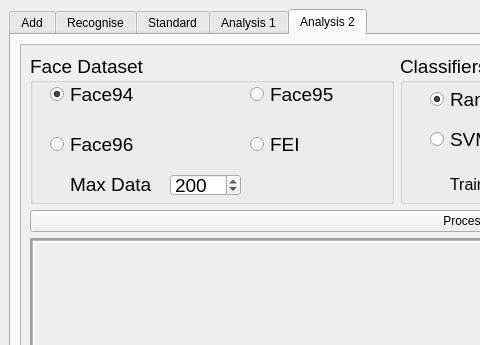
suvamjyoti/LBPH-vs-LMDeP, file ui_main2.ui: the form before one commit; both pictures show x 0 to 480 and y 0 to 345 of the 944 by 602 pixel window.
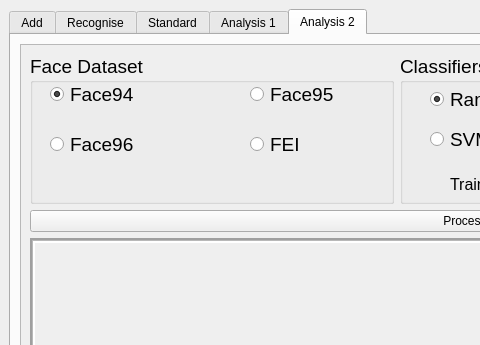
The form after the commit.

Patch:
```diff
--- a/ui_main2.ui
+++ b/ui_main2.ui
@@ -2069,7 +2069,7 @@
            <property name="geometry">
             <rect>
              <x>0</x>
-             <y>-493</y>
+             <y>0</y>
              <width>883</width>
              <height>1011</height>
             </rect>
@@ -2174,38 +2174,6 @@
                   <string>Face96</string>
                  </property>
                 </widget>
-                <widget class="QSpinBox" name="an2_maxdata_spinbox">
-                 <property name="geometry">
-                  <rect>
-                   <x>140</x>
-                   <y>120</y>
-                   <width>71</width>
-                   <height>22</height>
-                  </rect>
-                 </property>
-                 <property name="minimum">
-                  <number>100</number>
-                 </property>
-                 <property name="maximum">
-                  <number>10000</number>
-                 </property>
-                 <property name="value">
-                  <number>200</number>
-                 </property>
-                </widget>
-                <widget class="QLabel" name="an2_maxdata_label">
-                 <property name="geometry">
-                  <rect>
-                   <x>40</x>
-                   <y>120</y>
-                   <width>101</width>
-                   <height>21</height>
-                  </rect>
-                 </property>
-                 <property name="text">
-                  <string>Max Data</string>
-                 </property>
-                </widget>
                </widget>
               </item>
               <item>
```
Left out of the diff: 2 changed lines with no effect on the pictures.
